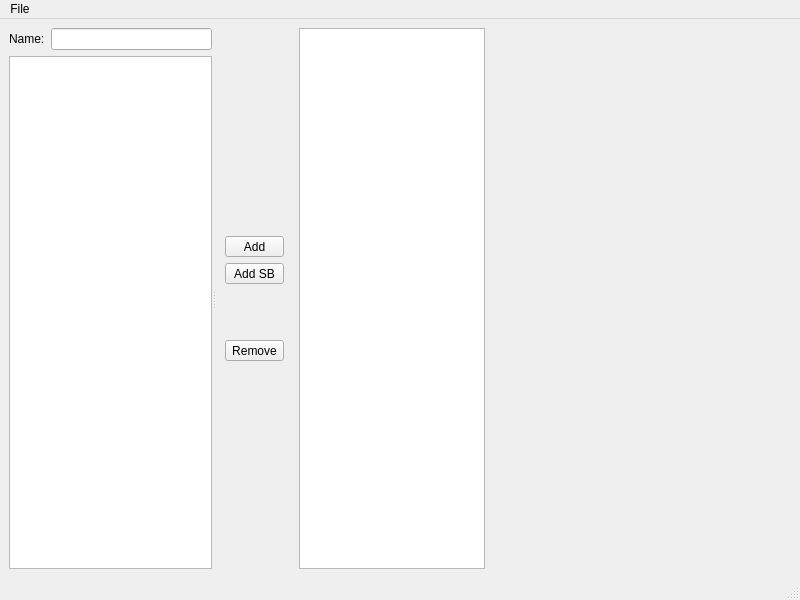
The window that src/core/gui/mainwindow.ui (ABBAPOH/ccgo) describes before a commit, drawn with Qt 5.
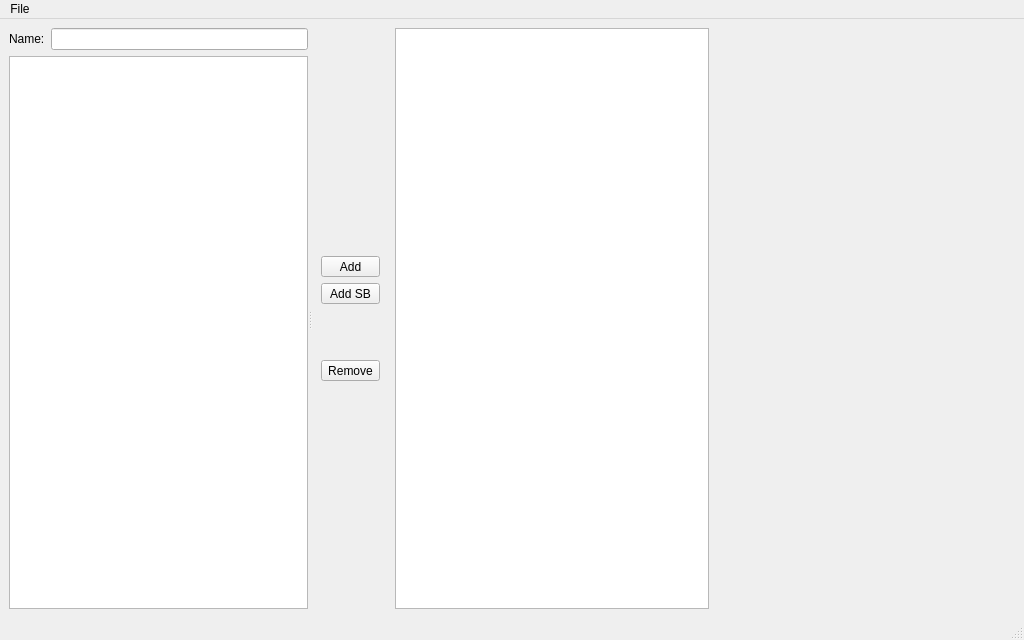
The same window after the commit. Icons and pictures are not drawn. Custom widgets are drawn as their Qt base class.

The edit to the form file:
```diff
--- a/src/core/gui/mainwindow.ui
+++ b/src/core/gui/mainwindow.ui
@@ -6,8 +6,8 @@
    <rect>
     <x>0</x>
     <y>0</y>
-    <width>800</width>
-    <height>600</height>
+    <width>1024</width>
+    <height>640</height>
    </rect>
   </property>
   <property name="windowTitle">
@@ -204,7 +204,7 @@
     <rect>
      <x>0</x>
      <y>0</y>
-     <width>800</width>
+     <width>1024</width>
      <height>22</height>
     </rect>
    </property>
```
